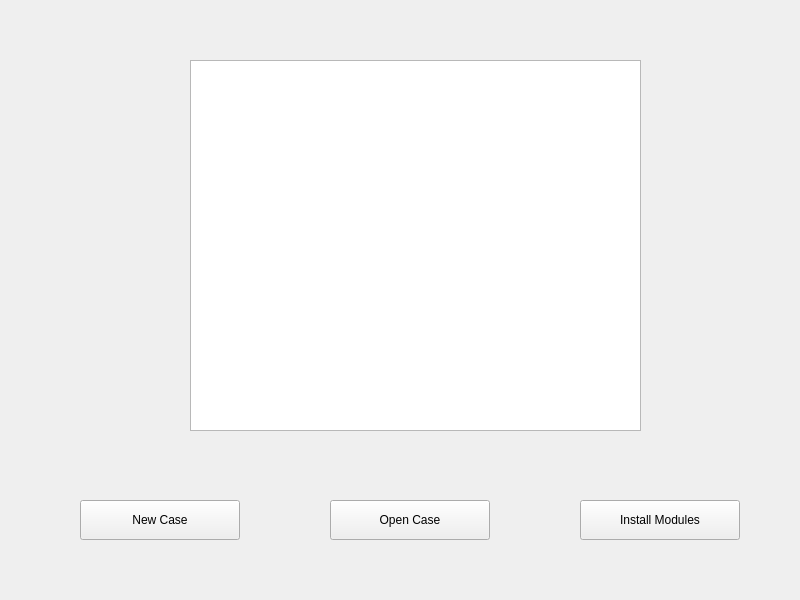
Before: the Qt Designer form csf/views/home.ui in tiagolb/CSF-old, drawn with Qt 5.
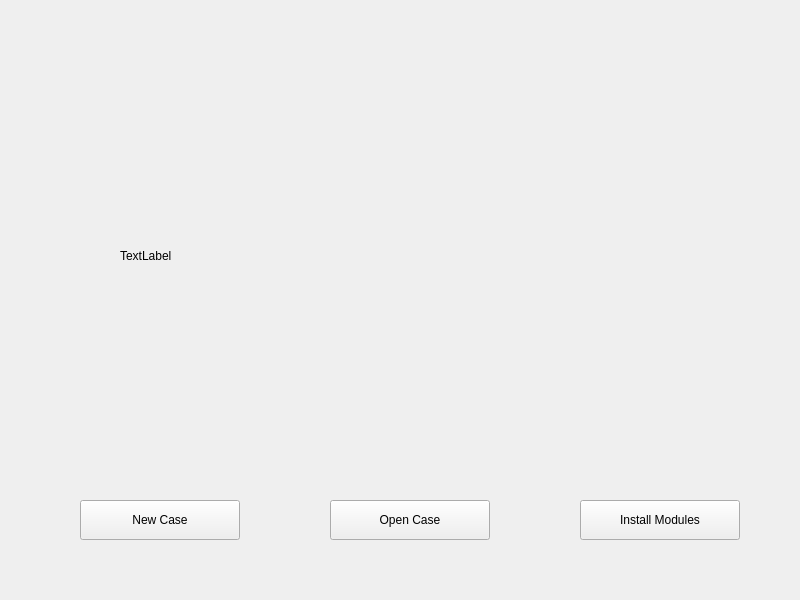
After: the same form once the commit is applied.

Commit message: [ADD] Solved module add/delete interface bug. Introduced logo in homescreen. Paved the way to fix audit.html generation with all executed modules

What changed in the file:
```diff
--- a/csf/views/home.ui
+++ b/csf/views/home.ui
@@ -52,17 +52,17 @@
     <string>New Case</string>
    </property>
   </widget>
-  <widget class="QGraphicsView" name="graphicsView">
+  <widget class="QLabel" name="label">
    <property name="geometry">
     <rect>
-     <x>190</x>
-     <y>60</y>
-     <width>451</width>
-     <height>371</height>
+     <x>120</x>
+     <y>100</y>
+     <width>551</width>
+     <height>311</height>
     </rect>
    </property>
-   <property name="interactive">
-    <bool>false</bool>
+   <property name="text">
+    <string>TextLabel</string>
    </property>
   </widget>
  </widget>
```
The commit also changes 6 other files.
